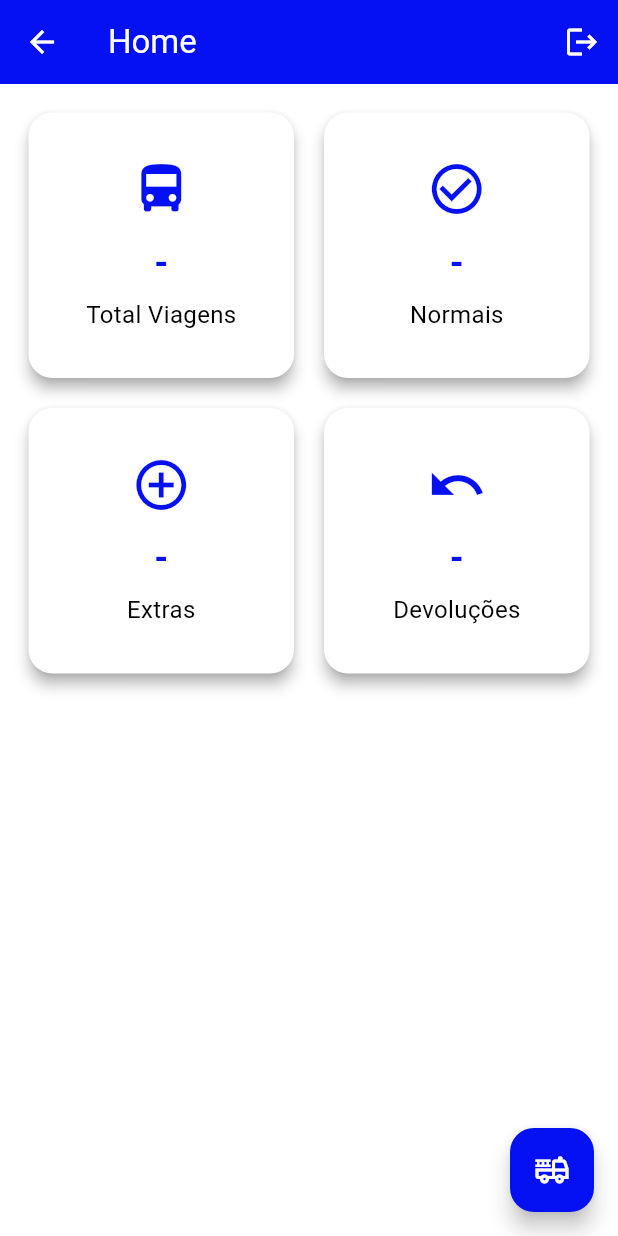
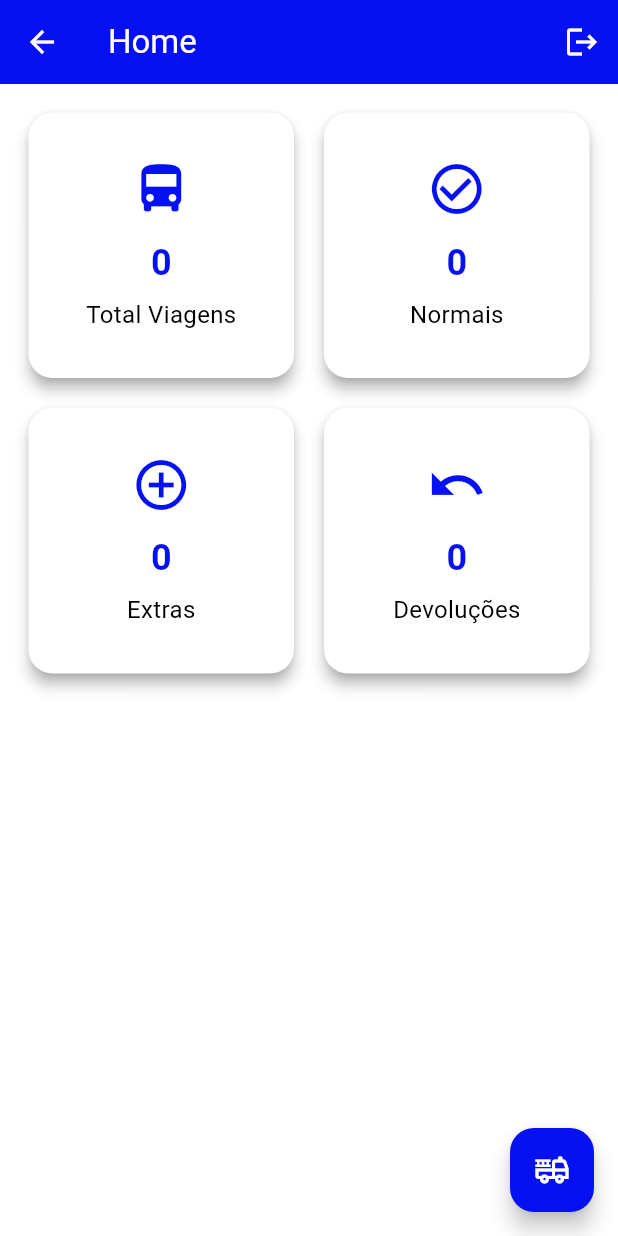
Before and after one commit to Prosystem-Informatica/apppallet_flutter, a Flutter app: the HomePage screen opened by its route, on a phone screen of 412 x 824 dp. Run offline on Flutter 3.47's test engine with Material 3 defaults, Android fonts, the phone set to English and light mode, and no system bars; our stand-ins replace bloc, equatable, flutter_bloc, flutter_dotenv, get, shared_preferences and 1 more; missing offline and left inert: match; accounts and stored records are empty; network calls fail.

```diff
--- a/lib/app/modules/home/home_page.dart
+++ b/lib/app/modules/home/home_page.dart
@@ -1,5 +1,4 @@
 import 'dart:async';
-import 'package:apppallet_flutter/app/modules/home/widget/card_widget.dart';
 import 'package:flutter/material.dart';
 import 'package:flutter_bloc/flutter_bloc.dart';
 import 'package:get/get.dart';
@@ -8,6 +7,7 @@ import 'package:shared_preferences/shared_preferences.dart';
 import '../../core/ui/helpers/messages.dart';
 import 'cubit/home_bloc_cubit.dart';
 import 'cubit/home_bloc_state.dart';
+import 'widget/card_widget.dart';
 
 class HomePage extends StatefulWidget {
   const HomePage({super.key});
@@ -31,8 +31,7 @@ class _HomePageState extends State<HomePage> with Messages<HomePage> {
   Future<void> _loadUserData() async {
     final prefs = await SharedPreferences.getInstance();
     setState(() {
-
-      _username = prefs.getString("login");
+      _username = prefs.getString("login") ?? '';
     });
   }
 
@@ -57,6 +56,8 @@ class _HomePageState extends State<HomePage> with Messages<HomePage> {
 
   @override
   Widget build(BuildContext context) {
+    final colorScheme = Theme.of(context).colorScheme;
+
     return BlocConsumer<HomeBlocCubit, HomeBlocState>(
       listener: (context, state) {
         state.status.matchAny(
@@ -91,16 +92,15 @@ class _HomePageState extends State<HomePage> with Messages<HomePage> {
           body: Column(
             crossAxisAlignment: CrossAxisAlignment.start,
             children: [
-              if (_username != null)
+              if (_username != null && _username!.isNotEmpty)
                 Padding(
                   padding: const EdgeInsets.all(16.0),
                   child: Text(
                     "Bem-vindo, $_username",
                     style: TextStyle(
-                      fontSize: 20,
-                      fontWeight: FontWeight.bold,
-                        color: Theme.of(context).colorScheme.primary
-                    ),
+                        fontSize: 20,
+                        fontWeight: FontWeight.bold,
+                        color: colorScheme.primary),
                   ),
                 ),
               Expanded(
@@ -127,25 +127,25 @@ class _HomePageState extends State<HomePage> with Messages<HomePage> {
                             buildDashboardCard(
                               context: context,
                               title: "Total Viagens",
-                              value: travelModel.totalViagens ?? "-",
+                              value: travelModel.totalViagens ?? "0",
                               icon: Icons.directions_bus,
                             ),
                             buildDashboardCard(
                               context: context,
                               title: "Normais",
-                              value: travelModel.viagensNormal ?? "-",
+                              value: travelModel.viagensNormal ?? "0",
                               icon: Icons.check_circle_outline,
                             ),
                             buildDashboardCard(
                               context: context,
                               title: "Extras",
-                              value: travelModel.viagensExtra ?? "-",
+                              value: travelModel.viagensExtra ?? "0",
                               icon: Icons.add_circle_outline,
                             ),
                             buildDashboardCard(
                               context: context,
                               title: "Devoluções",
-                              value: travelModel.totalDev ?? "-",
+                              value: travelModel.totalDev ?? "0",
                               icon: Icons.undo,
                             ),
                           ],
```
Also changed, not shown: lib/app/repositories/login/login_repository.dart (+39 -21 lines), lib/app/modules/splash_page.dart (line endings or trailing spaces).
